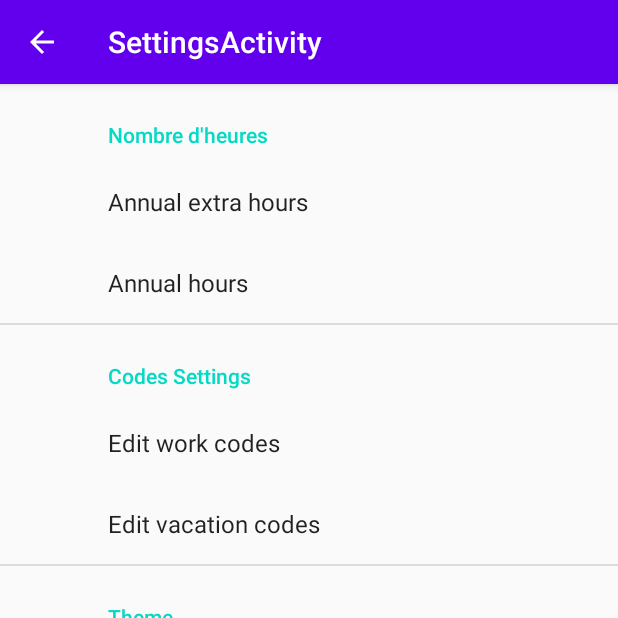
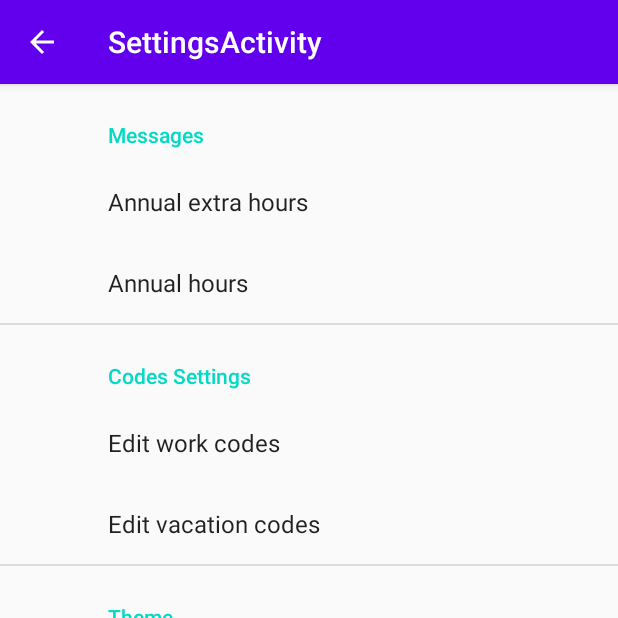
Before and after one commit to mrsolarius/bako, an Android app: the SettingsActivity screen opened directly, with no data from a screen before it, on a phone screen of 412 x 824 dp, the top half of it. Run offline under Robolectric (Android 15) with nearby library versions, the phone set to English and light mode, and no system bars; our stand-ins replace androidx.preference.

Commit message:
BAKO-46 : Mise à jour des problémes

```diff
--- a/app/src/main/res/xml/root_preferences.xml
+++ b/app/src/main/res/xml/root_preferences.xml
@@ -1,6 +1,6 @@
 <PreferenceScreen xmlns:app="http://schemas.android.com/apk/res-auto">
 
-    <PreferenceCategory app:title="Nombre d'heures">
+    <PreferenceCategory app:title="@string/messages_header">
         <EditTextPreference
                 app:key="nbHoursSupp"
                 app:title="@string/nb_hours_supp"
```
